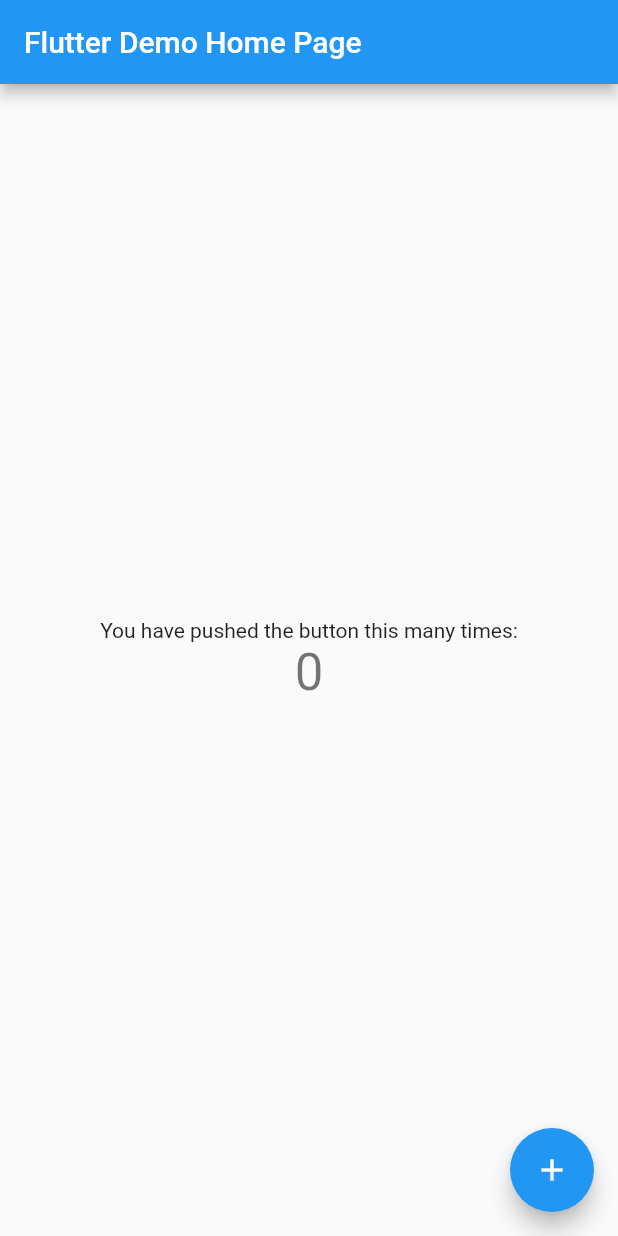
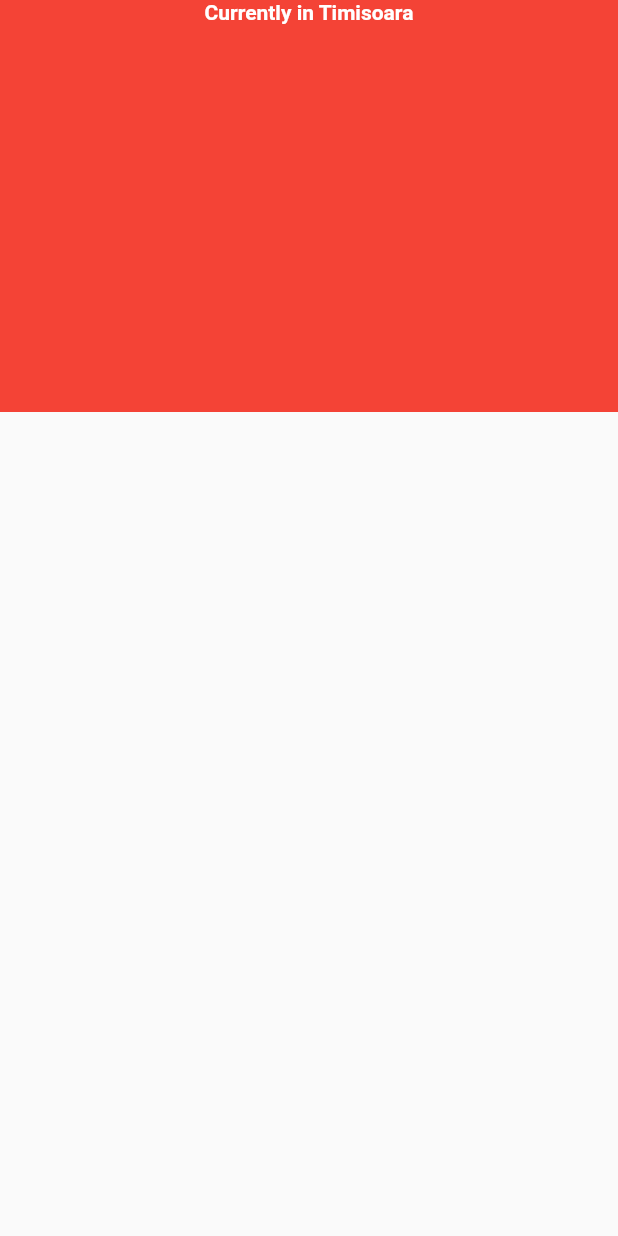
Before and after one commit to cosmin-oros/Flutter-Dart-Projects, a Flutter app: the screen it shows after launch, on a phone screen of 412 x 824 dp. Run offline on Flutter 3.47's test engine with Material 2 defaults, Android fonts, the phone set to English and light mode, and no system bars.

Commit message:
update weather app

```diff
--- a/weatherapp/lib/main.dart
+++ b/weatherapp/lib/main.dart
@@ -1,115 +1,48 @@
 import 'package:flutter/material.dart';
 
-void main() {
-  runApp(const MyApp());
+void main () => runApp(
+  MaterialApp(
+    title: "Weather App",
+    home: Home(),
+  )
+);
+
+class Home extends StatefulWidget{
+  @override
+  State<StatefulWidget> createState () {
+    return _HomeState();
+  }
 }
 
-class MyApp extends StatelessWidget {
-  const MyApp({Key? key}) : super(key: key);
+class _HomeState extends State<Home>{
+  @override
+  Widget build (BuildContext context) {
+    return Scaffold(
+      body: Column(
+        children: <Widget>[
+          Container(
+            height: MediaQuery.of(context).size.height / 3,
+            width: MediaQuery.of(context).size.width,
+            color: Colors.red,
+            child: Column(
+              children: <Widget>[
+                Padding(
+                  padding: EdgeInsets.only(bottom: 10.0),
+                  child: Text(
+                    "Currently in Timisoara",
+                    style: TextStyle(
+                      color: Colors.white,
+                      fontSize: 14.0,
+                      fontWeight: FontWeight.w600
+                    ),
+                  ),
 
-  // This widget is the root of your application.
-  @override
-  Widget build(BuildContext context) {
-    return MaterialApp(
-      title: 'Flutter Demo',
-      theme: ThemeData(
-        // This is the theme of your application.
-        //
-        // Try running your application with "flutter run". You'll see the
-        // application has a blue toolbar. Then, without quitting the app, try
-        // changing the primarySwatch below to Colors.green and then invoke
-        // "hot reload" (press "r" in the console where you ran "flutter run",
-        // or simply save your changes to "hot reload" in a Flutter IDE).
-        // Notice that the counter didn't reset back to zero; the application
-        // is not restarted.
-        primarySwatch: Colors.blue,
+                )
+              ]
+              ),
+          )
+        ],
       ),
-      home: const MyHomePage(title: 'Flutter Demo Home Page'),
     );
   }
 }
-
-class MyHomePage extends StatefulWidget {
-  const MyHomePage({Key? key, required this.title}) : super(key: key);
-
-  // This widget is the home page of your application. It is stateful, meaning
-  // that it has a State object (defined below) that contains fields that affect
-  // how it looks.
-
-  // This class is the configuration for the state. It holds the values (in this
-  // case the title) provided by the parent (in this case the App widget) and
-  // used by the build method of the State. Fields in a Widget subclass are
-  // always marked "final".
-
-  final String title;
-
-  @override
-  State<MyHomePage> createState() => _MyHomePageState();
-}
-
-class _MyHomePageState extends State<MyHomePage> {
-  int _counter = 0;
-
-  void _incrementCounter() {
-    setState(() {
-      // This call to setState tells the Flutter framework that something has
-      // changed in this State, which causes it to rerun the build method below
-      // so that the display can reflect the updated values. If we changed
-      // _counter without calling setState(), then the build method would not be
-      // called again, and so nothing would appear to happen.
-      _counter++;
-    });
-  }
-
-  @override
-  Widget build(BuildContext context) {
-    // This method is rerun every time setState is called, for instance as done
-    // by the _incrementCounter method above.
-    //
-    // The Flutter framework has been optimized to make rerunning build methods
-    // fast, so that you can just rebuild anything that needs updating rather
-    // than having to individually change instances of widgets.
-    return Scaffold(
-      appBar: AppBar(
-        // Here we take the value from the MyHomePage object that was created by
-        // the App.build method, and use it to set our appbar title.
-        title: Text(widget.title),
-      ),
-      body: Center(
-        // Center is a layout widget. It takes a single child and positions it
-        // in the middle of the parent.
-        child: Column(
-          // Column is also a layout widget. It takes a list of children and
-          // arranges them vertically. By default, it sizes itself to fit its
-          // children horizontally, and tries to be as tall as its parent.
-          //
-          // Invoke "debug painting" (press "p" in the console, choose the
-          // "Toggle Debug Paint" action from the Flutter Inspector in Android
-          // Studio, or the "Toggle Debug Paint" command in Visual Studio Code)
-          // to see the wireframe for each widget.
-          //
-          // Column has various properties to control how it sizes itself and
-          // how it positions its children. Here we use mainAxisAlignment to
-          // center the children vertically; the main axis here is the vertical
-          // axis because Columns are vertical (the cross axis would be
-          // horizontal).
-          mainAxisAlignment: MainAxisAlignment.center,
-          children: <Widget>[
-            const Text(
-              'You have pushed the button this many times:',
-            ),
-            Text(
-              '$_counter',
-              style: Theme.of(context).textTheme.headline4,
-            ),
-          ],
-        ),
-      ),
-      floatingActionButton: FloatingActionButton(
-        onPressed: _incrementCounter,
-        tooltip: 'Increment',
-        child: const Icon(Icons.add),
-      ), // This trailing comma makes auto-formatting nicer for build methods.
-    );
-  }
-}
```
